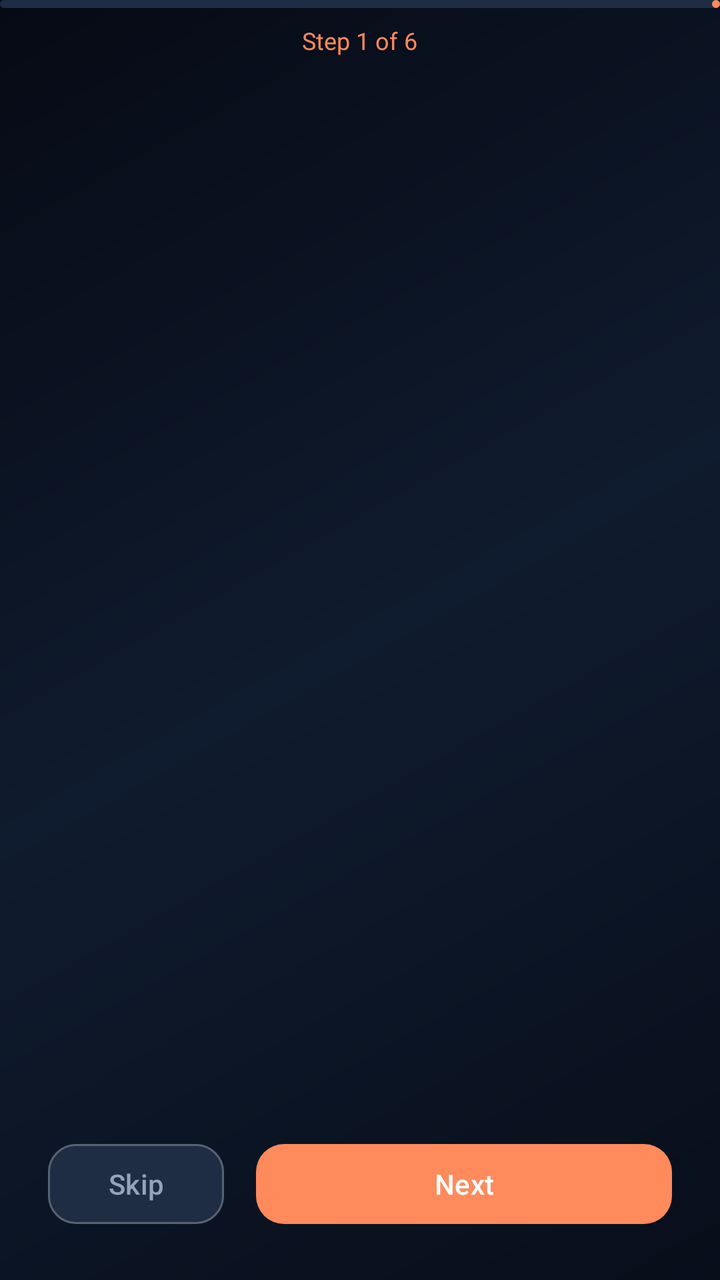
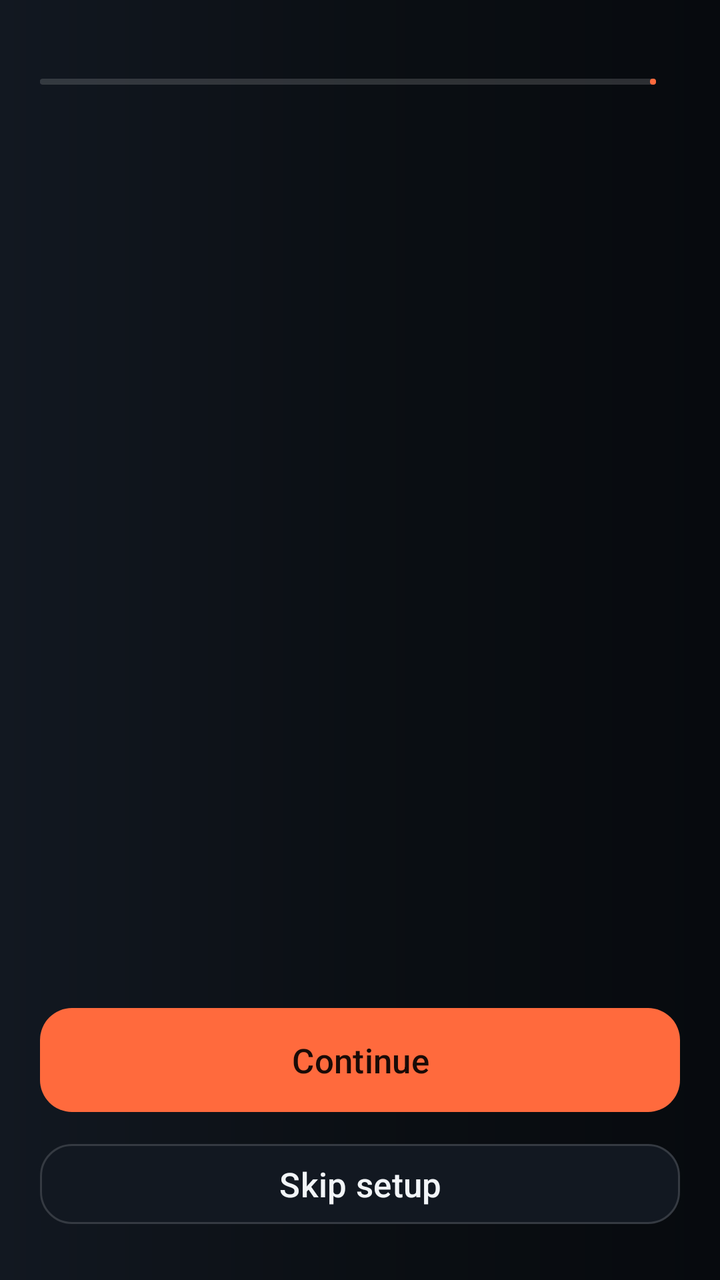

An Android layout rendered at two revisions. The XML below is the earlier revision; the diff shows what the commit changed to produce the second picture.
<!-- AndroidManifest.xml: activity theme Theme.RakshaSetu.Splash -->
<!-- res/layout/activity_onboarding.xml -->
<?xml version="1.0" encoding="utf-8"?>
<LinearLayout xmlns:android="http://schemas.android.com/apk/res/android"
    xmlns:app="http://schemas.android.com/apk/res-auto"
    android:layout_width="match_parent"
    android:layout_height="match_parent"
    android:orientation="vertical"
    android:background="@drawable/bg_gradient_dark">

    <com.google.android.material.progressindicator.LinearProgressIndicator
        android:id="@+id/progressIndicator"
        android:layout_width="match_parent"
        android:layout_height="wrap_content"
        android:max="100"
        android:progress="0"
        app:indicatorColor="@color/md_theme_primary"
        app:trackColor="@color/glass_card_solid"
        app:trackThickness="4dp"
        app:trackCornerRadius="2dp" />

    <TextView
        android:id="@+id/tvProgress"
        android:layout_width="wrap_content"
        android:layout_height="wrap_content"
        android:text="Step 1 of 6"
        android:textSize="12sp"
        android:textColor="@color/md_theme_primary"
        android:layout_gravity="center_horizontal"
        android:layout_marginTop="8dp" />

    <androidx.viewpager2.widget.ViewPager2
        android:id="@+id/viewPager"
        android:layout_width="match_parent"
        android:layout_height="0dp"
        android:layout_weight="1" />

    <LinearLayout
        android:layout_width="match_parent"
        android:layout_height="wrap_content"
        android:orientation="horizontal"
        android:padding="24dp"
        android:gravity="center">

        <com.google.android.material.button.MaterialButton
            android:id="@+id/btnSkip"
            android:layout_width="wrap_content"
            android:layout_height="wrap_content"
            android:text="Skip"
            android:textColor="@color/text_secondary"
            android:layout_marginEnd="16dp"
            style="@style/GlassOutlinedButton" />

        <com.google.android.material.button.MaterialButton
            android:id="@+id/btnNext"
            android:layout_width="0dp"
            android:layout_height="48dp"
            android:layout_weight="1"
            android:text="Next"
            android:textColor="@android:color/white"
            app:cornerRadius="14dp" />
    </LinearLayout>
</LinearLayout>
<!-- resources referenced by this layout -->
<resources>
  <color name="glass_card_solid">#1E2D44</color>
  <color name="md_theme_primary">#FF8A5C</color>
  <color name="text_secondary">#94A3B8</color>
  <!-- drawable bg_gradient_dark (drawable) -->
  <?xml version="1.0" encoding="utf-8"?>
  <shape xmlns:android="http://schemas.android.com/apk/res/android"
      android:shape="rectangle">
      <gradient
          android:type="linear"
          android:angle="135"
          android:startColor="@color/background_gradient_start"
          android:centerColor="@color/background_gradient_mid"
          android:endColor="@color/background_gradient_end" />
  </shape>
  <style name="GlassOutlinedButton" parent="Widget.Material3.Button.OutlinedButton">
          <item name="cornerRadius">14dp</item>
          <item name="strokeColor">@color/glass_border</item>
          <item name="strokeWidth">1dp</item>
          <item name="android:textColor">@color/text_primary</item>
          <item name="android:backgroundTint">@color/glass_card_solid</item>
      </style>
  <style name="Theme.RakshaSetu.Splash" parent="Theme.Material3.Dark.NoActionBar">
          <item name="colorPrimary">@color/md_theme_primary</item>
          <item name="android:windowBackground">@color/background</item>
          <item name="android:statusBarColor">@android:color/transparent</item>
          <item name="android:windowFullscreen">false</item>
          <item name="android:windowDrawsSystemBarBackgrounds">true</item>
      </style>
  <color name="background_gradient_start">#080E1A</color>
  <color name="background_gradient_mid">#0F1B2E</color>
  <color name="background_gradient_end">#060A14</color>
  <color name="glass_border">#40FFFFFF</color>
  <color name="text_primary">#F0F4F8</color>
  <color name="background">#080E1A</color>
</resources>

<!-- the commit's change to res/layout/activity_onboarding.xml (unified diff, before → after) -->
@@ -1,61 +1,59 @@
 <?xml version="1.0" encoding="utf-8"?>
 <LinearLayout xmlns:android="http://schemas.android.com/apk/res/android"
     xmlns:app="http://schemas.android.com/apk/res-auto"
+    android:id="@+id/root"
     android:layout_width="match_parent"
     android:layout_height="match_parent"
+    android:background="@drawable/bg_gradient_dark"
     android:orientation="vertical"
-    android:background="@drawable/bg_gradient_dark">
+    android:paddingHorizontal="@dimen/gutter"
+    android:paddingTop="@dimen/space_8"
+    android:paddingBottom="@dimen/space_6">
 
-    <com.google.android.material.progressindicator.LinearProgressIndicator
-        android:id="@+id/progressIndicator"
+    
+    <LinearLayout
         android:layout_width="match_parent"
         android:layout_height="wrap_content"
-        android:max="100"
-        android:progress="0"
-        app:indicatorColor="@color/md_theme_primary"
-        app:trackColor="@color/glass_card_solid"
-        app:trackThickness="4dp"
-        app:trackCornerRadius="2dp" />
+        android:gravity="center_vertical"
+        android:orientation="horizontal">
 
-    <TextView
-        android:id="@+id/tvProgress"
-        android:layout_width="wrap_content"
-        android:layout_height="wrap_content"
-        android:text="Step 1 of 6"
-        android:textSize="12sp"
-        android:textColor="@color/md_theme_primary"
-        android:layout_gravity="center_horizontal"
-        android:layout_marginTop="8dp" />
+        <com.google.android.material.progressindicator.LinearProgressIndicator
+            android:id="@+id/progressIndicator"
+            android:layout_width="0dp"
+            android:layout_height="wrap_content"
+            android:layout_weight="1"
+            app:indicatorColor="@color/accent"
+            app:trackColor="@color/hairline_default"
+            app:trackCornerRadius="2dp"
+            app:trackThickness="3dp" />
+
+        <TextView
+            android:id="@+id/tvProgress"
+            android:layout_width="wrap_content"
+            android:layout_height="wrap_content"
+            android:layout_marginStart="@dimen/space_3"
+            android:textAppearance="@style/TextAppearance.RS.Data" />
+    </LinearLayout>
 
     <androidx.viewpager2.widget.ViewPager2
         android:id="@+id/viewPager"
         android:layout_width="match_parent"
         android:layout_height="0dp"
+        android:layout_marginTop="@dimen/space_4"
         android:layout_weight="1" />
 
-    <LinearLayout
+    <com.google.android.material.button.MaterialButton
+        android:id="@+id/btnNext"
+        style="@style/Widget.RS.Button.Primary"
         android:layout_width="match_parent"
         android:layout_height="wrap_content"
-        android:orientation="horizontal"
-        android:padding="24dp"
-        android:gravity="center">
+        android:text="Continue" />
 
-        <com.google.android.material.button.MaterialButton
-            android:id="@+id/btnSkip"
-            android:layout_width="wrap_content"
-            android:layout_height="wrap_content"
-            android:text="Skip"
-            android:textColor="@color/text_secondary"
-            android:layout_marginEnd="16dp"
-            style="@style/GlassOutlinedButton" />
-
-        <com.google.android.material.button.MaterialButton
-            android:id="@+id/btnNext"
-            android:layout_width="0dp"
-            android:layout_height="48dp"
-            android:layout_weight="1"
-            android:text="Next"
-            android:textColor="@android:color/white"
-            app:cornerRadius="14dp" />
-    </LinearLayout>
+    <com.google.android.material.button.MaterialButton
+        android:id="@+id/btnSkip"
+        style="@style/Widget.RS.Button.Secondary"
+        android:layout_width="match_parent"
+        android:layout_height="wrap_content"
+        android:layout_marginTop="@dimen/space_2"
+        android:text="Skip setup" />
 </LinearLayout>
<!-- resource entries referenced after the edit -->
@@ -1,38 +1,94 @@
 <!-- resources referenced by this layout -->
 <resources>
-  <color name="glass_card_solid">#1E2D44</color>
-  <color name="md_theme_primary">#FF8A5C</color>
-  <color name="text_secondary">#94A3B8</color>
+  <color name="accent">#FF6A3D</color>
+  <color name="hairline_default">#26FFFFFF</color>
+  <dimen name="gutter">20dp</dimen>
+  <dimen name="space_2">8dp</dimen>
+  <dimen name="space_3">12dp</dimen>
+  <dimen name="space_4">16dp</dimen>
+  <dimen name="space_6">24dp</dimen>
+  <dimen name="space_8">32dp</dimen>
+  <color name="text_secondary">#A3B0BF</color>
+  <color name="hairline_strong">#3DFFFFFF</color>
+  <color name="text_muted">#6B7889</color>
   <!-- drawable bg_gradient_dark (drawable) -->
   <?xml version="1.0" encoding="utf-8"?>
   <shape xmlns:android="http://schemas.android.com/apk/res/android"
       android:shape="rectangle">
       <gradient
           android:type="linear"
-          android:angle="135"
-          android:startColor="@color/background_gradient_start"
-          android:centerColor="@color/background_gradient_mid"
-          android:endColor="@color/background_gradient_end" />
+          android:angle="180"
+          android:startColor="@color/surface_sunken"
+          android:centerColor="@color/surface_base"
+          android:endColor="@color/surface_raised" />
   </shape>
-  <style name="GlassOutlinedButton" parent="Widget.Material3.Button.OutlinedButton">
-          <item name="cornerRadius">14dp</item>
-          <item name="strokeColor">@color/glass_border</item>
-          <item name="strokeWidth">1dp</item>
+  <style name="TextAppearance.RS.Data" parent="TextAppearance.Material3.BodySmall">
+          <item name="android:textSize">@dimen/type_data</item>
+          <item name="android:textColor">@color/data_text</item>
+          <item name="android:fontFamily">monospace</item>
+      </style>
+  <style name="Widget.RS.Button.Primary" parent="Widget.Material3.Button">
+          <item name="android:minHeight">@dimen/cta_height</item>
+          <item name="android:textSize">@dimen/type_h3</item>
+          <item name="android:textColor">@color/text_on_accent</item>
+          <item name="android:textAllCaps">false</item>
+          <item name="android:fontFamily">sans-serif-medium</item>
+          <item name="backgroundTint">@color/accent</item>
+          <item name="cornerRadius">@dimen/radius_control</item>
+          <item name="rippleColor">@color/ripple_light</item>
+      </style>
+  <style name="Widget.RS.Button.Secondary" parent="Widget.Material3.Button.OutlinedButton">
+          <item name="android:minHeight">@dimen/touch_min</item>
+          <item name="android:textSize">@dimen/type_h3</item>
           <item name="android:textColor">@color/text_primary</item>
-          <item name="android:backgroundTint">@color/glass_card_solid</item>
+          <item name="android:textAllCaps">false</item>
+          <item name="android:fontFamily">sans-serif-medium</item>
+          <item name="backgroundTint">@color/surface_raised</item>
+          <item name="strokeColor">@color/hairline_default</item>
+          <item name="strokeWidth">@dimen/hairline</item>
+          <item name="cornerRadius">@dimen/radius_control</item>
+          <item name="rippleColor">@color/ripple_light</item>
       </style>
-  <style name="Theme.RakshaSetu.Splash" parent="Theme.Material3.Dark.NoActionBar">
-          <item name="colorPrimary">@color/md_theme_primary</item>
-          <item name="android:windowBackground">@color/background</item>
+  <style name="Theme.RakshaSetu.Splash" parent="Theme.RakshaSetu">
+          <item name="android:windowBackground">@drawable/bg_gradient_dark</item>
+      </style>
+  <color name="surface_sunken">#070A0E</color>
+  <color name="surface_base">#0B0F14</color>
+  <color name="surface_raised">#121821</color>
+  <dimen name="type_data">13sp</dimen>
+  <color name="data_text">#8FA3BC</color>
+  <dimen name="cta_height">60dp</dimen>
+  <dimen name="type_h3">17sp</dimen>
+  <color name="text_on_accent">#1A0B07</color>
+  <dimen name="radius_control">16dp</dimen>
+  <color name="ripple_light">#1FFFFFFF</color>
+  <dimen name="touch_min">48dp</dimen>
+  <color name="text_primary">#F2F5F8</color>
+  <dimen name="hairline">1dp</dimen>
+  <style name="Theme.RakshaSetu" parent="Theme.Material3.Dark.NoActionBar">
+          <item name="colorPrimary">@color/accent</item>
+          <item name="colorOnPrimary">@color/text_on_accent</item>
+          <item name="colorPrimaryContainer">@color/accent_muted</item>
+          <item name="colorOnPrimaryContainer">@color/accent</item>
+          <item name="colorSecondary">@color/data_text</item>
+          <item name="colorOnSecondary">@color/surface_base</item>
+          <item name="colorError">@color/sos_button</item>
+          <item name="android:colorBackground">@color/surface_base</item>
+          <item name="colorSurface">@color/surface_raised</item>
+          <item name="colorOnSurface">@color/text_primary</item>
+          <item name="colorSurfaceVariant">@color/surface_overlay</item>
+          <item name="colorOnSurfaceVariant">@color/text_secondary</item>
+          <item name="colorOutline">@color/hairline_strong</item>
+          <item name="android:windowBackground">@drawable/bg_gradient_dark</item>
           <item name="android:statusBarColor">@android:color/transparent</item>
-          <item name="android:windowFullscreen">false</item>
+          <item name="android:navigationBarColor">@android:color/transparent</item>
           <item name="android:windowDrawsSystemBarBackgrounds">true</item>
+          <item name="android:textColorPrimary">@color/text_primary</item>
+          <item name="android:textColorSecondary">@color/text_secondary</item>
+          <item name="android:textColorHint">@color/text_muted</item>
       </style>
-  <color name="background_gradient_start">#080E1A</color>
-  <color name="background_gradient_mid">#0F1B2E</color>
-  <color name="background_gradient_end">#060A14</color>
-  <color name="glass_border">#40FFFFFF</color>
-  <color name="text_primary">#F0F4F8</color>
-  <color name="background">#080E1A</color>
+  <color name="accent_muted">#33205A38</color>
+  <color name="sos_button">#E23D2E</color>
+  <color name="surface_overlay">#18202B</color>
 </resources>
 
